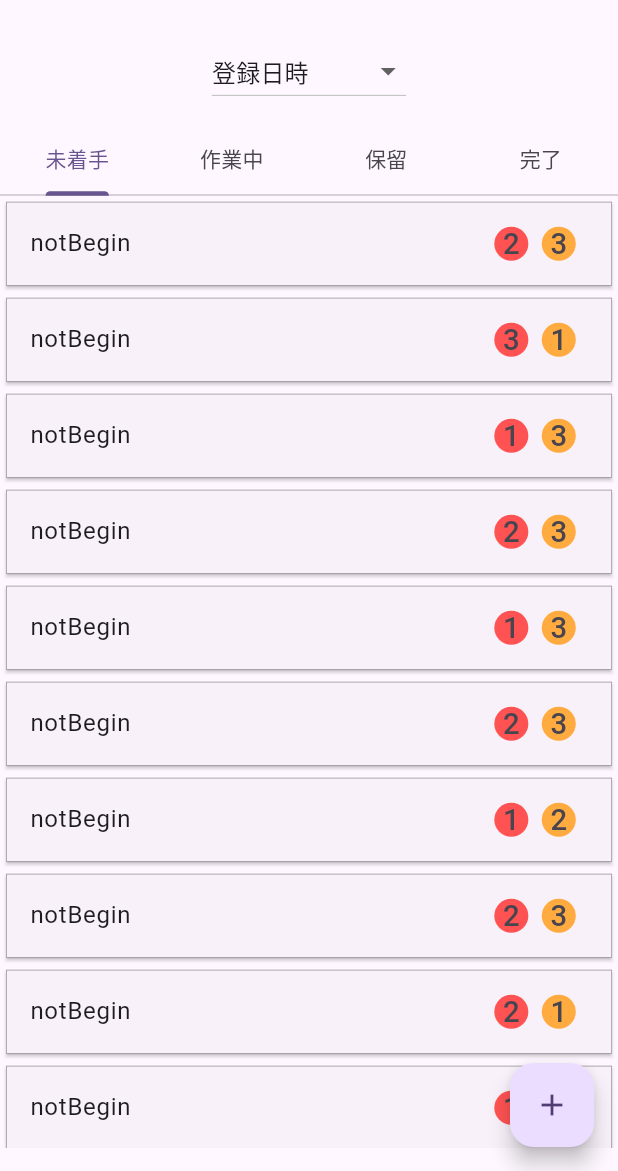
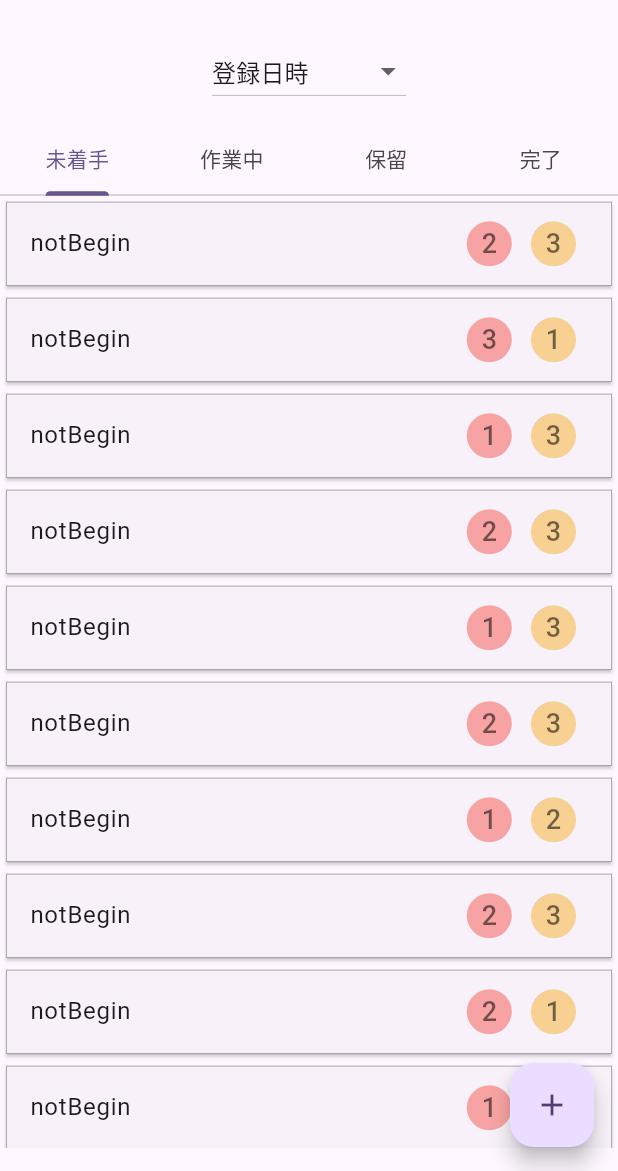
Before and after one commit to sakku-14/TodoApp, a Flutter app: the screen it shows after launch, on a phone screen of 412 x 824 dp, the part 65-1236 px from its top. Run offline on Flutter 3.47's test engine with Material 2 defaults, Android fonts, the phone set to English and light mode, and no system bars; drawn by our look-alikes of flutter_slidable; our stand-ins replace flutter_riverpod, freezed_annotation, riverpod_annotation; generated files the repository leaves out were written again.

Commit message:
Todo_Viewの修正 緊急度×重要度の円のサイズが変わるバグを修正

```diff
--- a/lib/View/todo_view.dart
+++ b/lib/View/todo_view.dart
@@ -15,6 +15,8 @@ class TodoView extends StatelessWidget {
 
   @override
   Widget build(BuildContext context) {
+    final isLandscape =
+        MediaQuery.of(context).orientation == Orientation.landscape;
     return Slidable(
       key: const ValueKey(0),
       startActionPane: ActionPane(
@@ -52,37 +54,73 @@ class TodoView extends StatelessWidget {
           key: todoKey,
           title: Text(todoDto.title),
           trailing: FractionallySizedBox(
-            widthFactor: 0.15,
-            heightFactor: 0.7,
-            child: FittedBox(
-              fit: BoxFit.fitHeight,
-              child: Wrap(
-                spacing: 5,
+            widthFactor: 0.2,
+            child: Stack(
               children: [
-                  // 緊急度
+                Row(
+                  mainAxisAlignment: isLandscape
+                      ? MainAxisAlignment.spaceEvenly
+                      : MainAxisAlignment.spaceBetween,
+                  // mainAxisAlignment: MainAxisAlignment.spaceEvenly,
+                  children: [
                     Container(
-                    padding: const EdgeInsets.all(3),
-                    alignment: Alignment.center,
+                      width: 30,
                       decoration: const BoxDecoration(
                         shape: BoxShape.circle,
-                      color: Colors.redAccent,
-                    ),
-                    child: Text(
-                      todoDto.emergencyPoint.toString(),
+                        color: Color(0xfff7a3a3),
                       ),
                     ),
-                  // 重要度
                     Container(
-                    padding: const EdgeInsets.all(3),
-                    alignment: Alignment.center,
+                      width: 30,
                       decoration: const BoxDecoration(
                         shape: BoxShape.circle,
-                      color: Colors.orangeAccent,
+                        color: Color(0xfff7d092),
                       ),
-                    child: Text(todoDto.priorityPoint.toString()),
                     ),
                   ],
                 ),
+                Center(
+                  child: Row(
+                    mainAxisAlignment: isLandscape
+                        ? MainAxisAlignment.spaceEvenly
+                        : MainAxisAlignment.spaceBetween,
+                    children: [
+                      Container(
+                        width: 30,
+                        decoration: const BoxDecoration(
+                          shape: BoxShape.circle,
+                          color: Colors.transparent,
+                        ),
+                        child: Center(
+                          child: Text(
+                            todoDto.emergencyPoint.toString(),
+                            style: const TextStyle(
+                              fontSize: 18,
+                              color: Colors.black54,
+                            ),
+                          ),
+                        ),
+                      ),
+                      Container(
+                        width: 30,
+                        decoration: const BoxDecoration(
+                          shape: BoxShape.circle,
+                          color: Colors.transparent,
+                        ),
+                        child: Center(
+                          child: Text(
+                            todoDto.priorityPoint.toString(),
+                            style: const TextStyle(
+                              fontSize: 18,
+                              color: Colors.black54,
+                            ),
+                          ),
+                        ),
+                      ),
+                    ],
+                  ),
+                ),
+              ],
             ),
           ),
         ),
```
Lines whose indentation alone changed are shown as unchanged.
